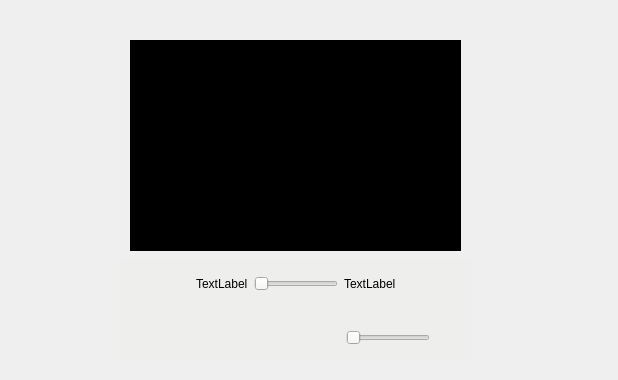
Above: fulldialog.ui from liyiming22/myVLC before the change. Below: the same form after it.
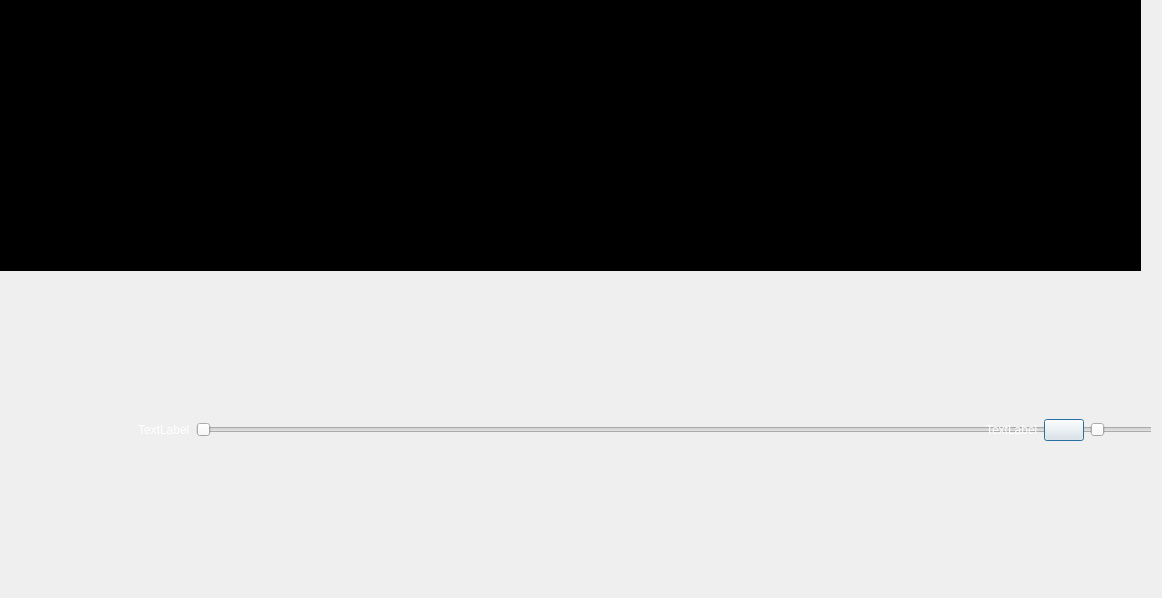
That is the form after the change. Icons and pictures are not drawn. Custom widgets are drawn as their Qt base class.

```diff
--- a/fulldialog.ui
+++ b/fulldialog.ui
@@ -6,8 +6,8 @@
    <rect>
     <x>0</x>
     <y>0</y>
-    <width>618</width>
-    <height>380</height>
+    <width>1162</width>
+    <height>598</height>
    </rect>
   </property>
   <property name="windowTitle">
@@ -16,10 +16,10 @@
   <widget class="VlcWidgetVideo" name="displayWidget" native="true">
    <property name="geometry">
     <rect>
-     <x>130</x>
-     <y>40</y>
-     <width>331</width>
-     <height>211</height>
+     <x>0</x>
+     <y>0</y>
+     <width>1141</width>
+     <height>271</height>
     </rect>
    </property>
    <property name="styleSheet">
@@ -29,16 +29,18 @@
   <widget class="QWidget" name="ctrlWidget" native="true">
    <property name="geometry">
     <rect>
-     <x>120</x>
+     <x>0</x>
      <y>260</y>
-     <width>351</width>
-     <height>101</height>
+     <width>1151</width>
+     <height>321</height>
     </rect>
    </property>
    <property name="styleSheet">
-    <string notr="true">background-color: rgb(238, 238, 236);
+    <string notr="true">#ctrlWidget
+{
+background-image: url(:/new/player of icon/image/壁纸.jpg);
 setWindowOpacity:(0.7); 
-</string>
+}</string>
    </property>
    <layout class="QVBoxLayout" name="verticalLayout">
     <item>
@@ -56,27 +58,6 @@
         </property>
        </spacer>
       </item>
-      <item>
-       <widget class="QLabel" name="CurrentTimeLabel">
-        <property name="text">
-         <string>TextLabel</string>
-        </property>
-       </widget>
-      </item>
-      <item>
-       <widget class="CustomSeekSlider" name="seekSlider">
-        <property name="orientation">
-         <enum>Qt::Horizontal</enum>
-        </property>
-       </widget>
-      </item>
-      <item>
-       <widget class="QLabel" name="MediaDurationLabel">
-        <property name="text">
-         <string>TextLabel</string>
-        </property>
-       </widget>
-      </item>
       <item>
        <spacer name="horizontalSpacer_2">
         <property name="orientation">
@@ -94,19 +75,6 @@
     </item>
     <item>
      <layout class="QHBoxLayout" name="horizontalLayout">
-      <item>
-       <spacer name="horizontalSpacer_3">
-        <property name="orientation">
-         <enum>Qt::Horizontal</enum>
-        </property>
-        <property name="sizeHint" stdset="0">
-         <size>
-          <width>40</width>
-          <height>20</height>
-         </size>
-        </property>
-       </spacer>
-      </item>
       <item>
        <widget class="QPushButton" name="lastButton">
         <property name="focusPolicy">
@@ -177,25 +145,52 @@
        </widget>
       </item>
       <item>
-       <widget class="QPushButton" name="fullButton">
-        <property name="focusPolicy">
-         <enum>Qt::NoFocus</enum>
+       <widget class="QLabel" name="CurrentTimeLabel">
+        <property name="styleSheet">
+         <string notr="true">color:rgb(255, 255, 255);</string>
         </property>
+        <property name="text">
+         <string>TextLabel</string>
+        </property>
+       </widget>
+      </item>
+      <item>
+       <widget class="CustomSeekSlider" name="seekSlider">
+        <property name="minimumSize">
+         <size>
+          <width>1000</width>
+          <height>0</height>
+         </size>
+        </property>
+        <property name="maximumSize">
+         <size>
+          <width>16777215</width>
+          <height>16777215</height>
+         </size>
+        </property>
+        <property name="orientation">
+         <enum>Qt::Horizontal</enum>
+        </property>
+       </widget>
+      </item>
+      <item>
+       <widget class="QLabel" name="MediaDurationLabel">
+        <property name="styleSheet">
+         <string notr="true">color:rgb(255, 255, 255);</string>
+        </property>
+        <property name="text">
+         <string>TextLabel</string>
+        </property>
+       </widget>
+      </item>
+      <item>
+       <widget class="QPushButton" name="pushButton">
         <property name="text">
          <string/>
         </property>
         <property name="icon">
          <iconset resource="image.qrc">
-          <normaloff>:/new/player of icon/image/全屏.ico</normaloff>:/new/player of icon/image/全屏.ico</iconset>
-        </property>
-        <property name="iconSize">
-         <size>
-          <width>32</width>
-          <height>32</height>
-         </size>
-        </property>
-        <property name="flat">
-         <bool>true</bool>
+          <normaloff>:/new/player of icon/image/音量.ico</normaloff>:/new/player of icon/image/音量.ico</iconset>
         </property>
        </widget>
       </item>
@@ -213,17 +208,27 @@
        </widget>
       </item>
       <item>
-       <spacer name="horizontalSpacer_4">
-        <property name="orientation">
-         <enum>Qt::Horizontal</enum>
+       <widget class="QPushButton" name="fullButton">
+        <property name="focusPolicy">
+         <enum>Qt::NoFocus</enum>
         </property>
-        <property name="sizeHint" stdset="0">
+        <property name="text">
+         <string/>
+        </property>
+        <property name="icon">
+         <iconset resource="image.qrc">
+          <normaloff>:/new/player of icon/image/全屏.ico</normaloff>:/new/player of icon/image/全屏.ico</iconset>
+        </property>
+        <property name="iconSize">
          <size>
-          <width>40</width>
-          <height>20</height>
+          <width>32</width>
+          <height>32</height>
          </size>
         </property>
-       </spacer>
+        <property name="flat">
+         <bool>true</bool>
+        </property>
+       </widget>
       </item>
      </layout>
     </item>
```
